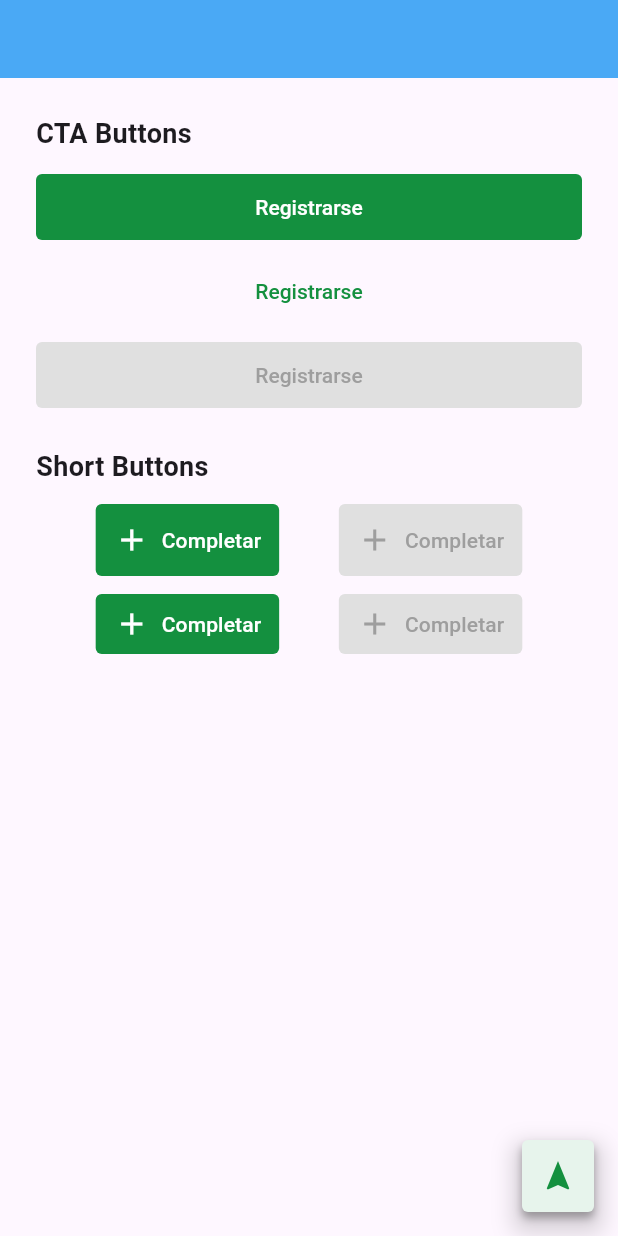
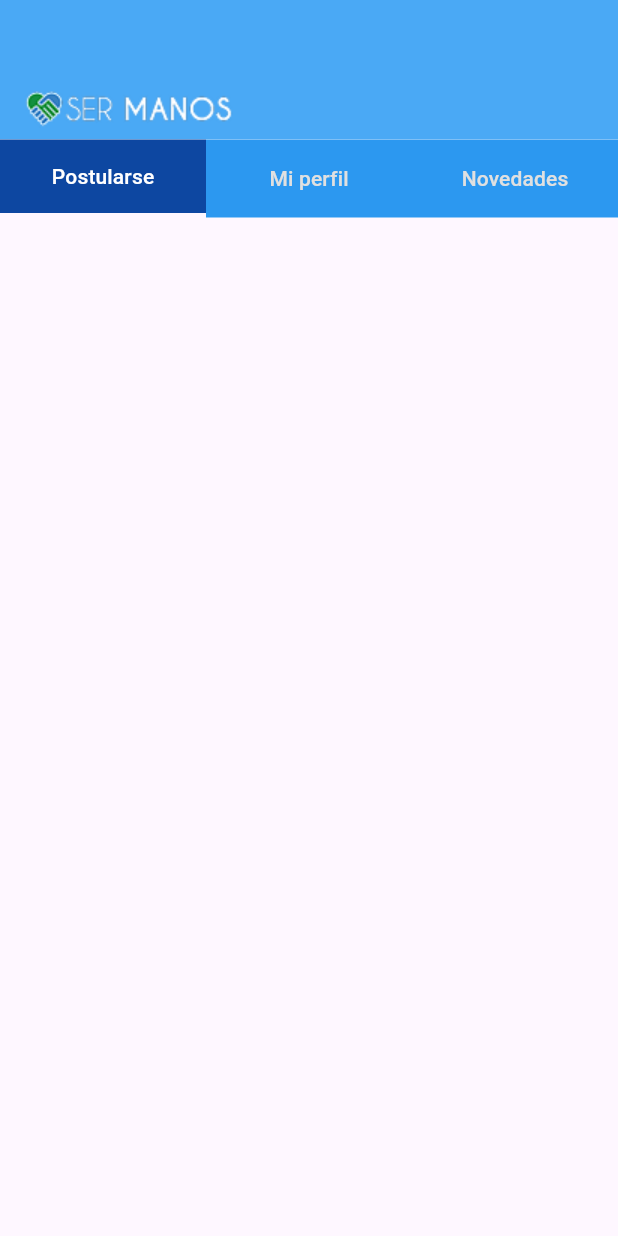
Before and after one commit to cijjas/ser_manos, a Flutter app: the screen it shows after launch, on a phone screen of 412 x 824 dp. Run offline on Flutter 3.47's test engine with Material 3 defaults, Android fonts, the phone set to English and light mode, and no system bars; our stand-ins replace flutter_svg.

Commit message:
Remove remaining Theme usages. Add header

```diff
--- a/lib/main.dart
+++ b/lib/main.dart
@@ -1,10 +1,12 @@
 import 'package:flutter/material.dart';
-import 'package:ser_manos/shared/molecules/buttons/app_button.dart';
-import 'package:ser_manos/shared/molecules/buttons/floating_button.dart';
-import 'package:ser_manos/shared/molecules/buttons/short_button.dart';
-import 'package:ser_manos/shared/molecules/status_bar/status_bar.dart';
+import 'package:flutter/rendering.dart';
+import 'package:ser_manos/shared/cells/cards/card_voluntariado.dart';
+import 'package:ser_manos/shared/cells/header/header.dart';
+import 'package:ser_manos/shared/samples/header_page.dart';
+import 'package:ser_manos/shared/samples/button_demo_page.dart';
 
 void main() {
+  debugPaintSizeEnabled = false; // Enables visual debugging
   runApp(const MyApp());
 }
 
@@ -15,88 +17,7 @@ class MyApp extends StatelessWidget {
   Widget build(BuildContext context) {
     return const MaterialApp(
       debugShowCheckedModeBanner: false,
-      home: ButtonDemoPage(),
+      home: HeaderPage(),
     );
   }
 }
-
-class ButtonDemoPage extends StatelessWidget {
-  const ButtonDemoPage({super.key});
-
-  @override
-  Widget build(BuildContext context) {
-    return Scaffold(
-      appBar: const StatusBar(style: StatusBarStyle.blue, timeText: '', showPlaceHolders: false,),
-      body: Padding(
-        padding: const EdgeInsets.all(24),
-        child: Column(
-          crossAxisAlignment: CrossAxisAlignment.stretch,
-          children: [
-            const Text("CTA Buttons", style: TextStyle(fontSize: 18, fontWeight: FontWeight.bold)),
-            const SizedBox(height: 12),
-            AppButton(
-              label: 'Registrarse',
-              onPressed: () => debugPrint('Filled CTA pressed'),
-              type: AppButtonType.filled,
-            ),
-            const SizedBox(height: 8),
-            AppButton(
-              label: 'Registrarse',
-              onPressed: () => debugPrint('Tonal CTA pressed'),
-              type: AppButtonType.tonal,
-            ),
-            const SizedBox(height: 8),
-            AppButton(
-              label: 'Registrarse',
-              onPressed: null, // Disabled
-              type: AppButtonType.filled,
-            ),
-            const SizedBox(height: 24),
-
-            const Text("Short Buttons", style: TextStyle(fontSize: 18, fontWeight: FontWeight.bold)),
-            const SizedBox(height: 12),
-            Row(
-              mainAxisAlignment: MainAxisAlignment.spaceEvenly,
-              children: [
-                ShortButton(
-                  label: 'Completar',
-                  icon: Icons.add,
-                  onPressed: () => debugPrint('Short pressed'),
-                  variant: ShortButtonVariant.regular,
-                ),
-                const ShortButton(
-                  label: 'Completar',
-                  icon: Icons.add,
-                  onPressed: null,
-                  variant: ShortButtonVariant.regular,
-                ),
-              ],
-            ),
-            const SizedBox(height: 12),
-            Row(
-              mainAxisAlignment: MainAxisAlignment.spaceEvenly,
-              children: [
-                ShortButton(
-                  label: 'Completar',
-                  icon: Icons.add,
-                  onPressed: () => debugPrint('Short pressed'),
-                  variant: ShortButtonVariant.compact,
-                ),
-                const ShortButton(
-                  label: 'Completar',
-                  icon: Icons.add,
-                  onPressed: null,
-                  variant: ShortButtonVariant.compact,
-                ),
-              ],
-            ),
-          ],
-        ),
-      ),
-      floatingActionButton: AppFloatingButton(
-        icon: Icons.navigation,
-        onPressed: () => debugPrint('FAB pressed'),
-      ),
-    );
-  }
-}
--- /dev/null
+++ b/lib/shared/atoms/wordmark/app_wordmark.dart
@@ -0,0 +1,26 @@
+
+
+// I want to include a svg in a rectangle:
+
+import 'package:flutter/cupertino.dart';
+import 'package:flutter_svg/svg.dart';
+
+class AppWordmark extends StatelessWidget {
+  final double width;
+  final double height;
+
+  const AppWordmark({
+    super.key,
+    this.width = 147,
+    this.height = 25,
+  });
+
+  @override
+  Widget build(BuildContext context) {
+    return Image.asset(
+      'assets/icons/wordmark.png',
+      width: width,
+      height: height,
+    );
+  }
+}
--- /dev/null
+++ b/lib/shared/cells/header/header.dart
@@ -0,0 +1,52 @@
+
+import 'package:flutter/cupertino.dart';
+import 'package:flutter/material.dart';
+import 'package:ser_manos/shared/tokens/colors.dart';
+
+import '../../atoms/wordmark/app_wordmark.dart';
+import '../../molecules/status_bar/status_bar.dart';
+import '../../molecules/tabs/tab.dart';
+
+class AppHeader extends StatelessWidget {
+
+  const AppHeader({
+    super.key,
+  });
+
+
+
+  @override
+  Widget build(BuildContext context) {
+    return Scaffold(
+      appBar: const StatusBar(style: StatusBarStyle.blue, timeText: '', showPlaceHolders: false),
+      body: Column(
+        crossAxisAlignment: CrossAxisAlignment.start,
+        children: [
+          Container(
+            alignment: Alignment.topLeft,
+            padding: const EdgeInsets.fromLTRB(16, 8, 0, 0),
+            width: double.infinity,
+            height: 41,
+            color: AppColors.secondary90,
+            child: const AppWordmark(),
+          ),
+          Row(
+            mainAxisAlignment: MainAxisAlignment.start,
+            crossAxisAlignment: CrossAxisAlignment.start,
+            children: [
+              Expanded(
+                child: AppTab(label: "Postularse", onTap: () => debugPrint('Postularse tapped'), isSelected: true),
+              ),
+              Expanded(
+                child: AppTab(label: "Mi perfil", onTap: () => debugPrint('Mi perfil tapped'), isSelected: false),
+              ),
+              Expanded(
+                child: AppTab(label: "Novedades", onTap: () => debugPrint('Novedades tapped'), isSelected: false),
+              ),
+            ],
+          )
+        ],
+      )
+    );
+  }
+}
--- a/lib/shared/molecules/tabs/tab.dart
+++ b/lib/shared/molecules/tabs/tab.dart
@@ -1,4 +1,7 @@
 import 'package:flutter/material.dart';
+
+import '../../tokens/colors.dart';
+import '../../tokens/typography.dart';
 
 class AppTab extends StatelessWidget {
   final String label;
@@ -11,29 +14,31 @@ class AppTab extends StatelessWidget {
     this.onTap,
     this.isSelected = false, // Default to not selected
   });
-
   @override
   Widget build(BuildContext context) {
-    return SizedBox(
-      width: 120, // Set the desired width
+    return Container(
+      margin: const EdgeInsets.fromLTRB(0,0,0,3), // 3px white space around the button
+      color: Colors.white, // White background for the margin
       child: MaterialButton(
         onPressed: onTap, // Trigger the external state change
         color: isSelected
-            ? Theme.of(context).colorScheme.secondary // Active state color
-            : Theme.of(context).colorScheme.onSecondaryContainer, // Default color
-        splashColor: Theme.of(context).colorScheme.onSurface.withAlpha(25),
+            ? AppColors.secondary200 // Active state color
+            : AppColors.secondary100, // Default color
+        splashColor: AppColors.neutral100.withAlpha(25),
         elevation: 0, // Removes default shadow
         highlightElevation: 0, // Removes highlight shadow
         shape: RoundedRectangleBorder(
           borderRadius: BorderRadius.circular(0),
         ),
-        padding: const EdgeInsets.fromLTRB(8, 16, 8, 16),
+        padding: isSelected
+            ? const EdgeInsets.fromLTRB(6, 14.5, 6, 14.5) // Smaller padding when selected
+            : const EdgeInsets.fromLTRB(8, 16, 8, 16), // Default padding
         child: Text(
           label,
-          style: Theme.of(context).textTheme.labelLarge?.copyWith(
+          style: AppTypography.button.copyWith(
             color: isSelected
-                ? Theme.of(context).colorScheme.onPrimary // Active text color
-                : Theme.of(context).colorScheme.surfaceContainer, // Default text color
+                ? AppColors.neutral0 // Active text color
+                : AppColors.neutral25, // Default text color
           ),
         ),
       ),
--- /dev/null
+++ b/lib/shared/samples/header_page.dart
@@ -0,0 +1,12 @@
+import 'package:flutter/cupertino.dart';
+
+import '../cells/header/header.dart';
+
+class HeaderPage extends StatelessWidget {
+  const HeaderPage({super.key});
+
+  @override
+  Widget build(BuildContext context) {
+    return AppHeader();
+  }
+}
--- a/pubspec.yaml
+++ b/pubspec.yaml
@@ -4,9 +4,6 @@ publish_to: 'none'
 
 environment:
   sdk: ">=3.0.0 <4.0.0"
-
-assets:
-  - assets/icons/
 
 dependencies:
   flutter:
@@ -28,3 +25,5 @@ dev_dependencies:
 
 flutter:
   uses-material-design: true
+  assets:
+    - assets/icons/
```
Also changed, not shown: lib/shared/atoms/icons/_app_icon.dart (+6 -7 lines), lib/shared/cells/cards/card_voluntariado.dart (+5 -3 lines), lib/shared/molecules/components/vacants.dart (+7 -5 lines), lib/shared/samples/button_demo_page.dart (added, +89 -0 lines), assets/icons/wordmark.png (added).
